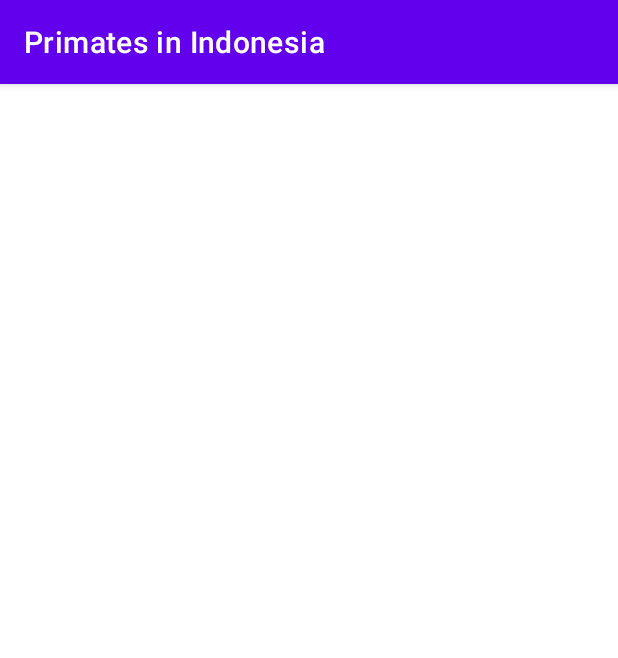
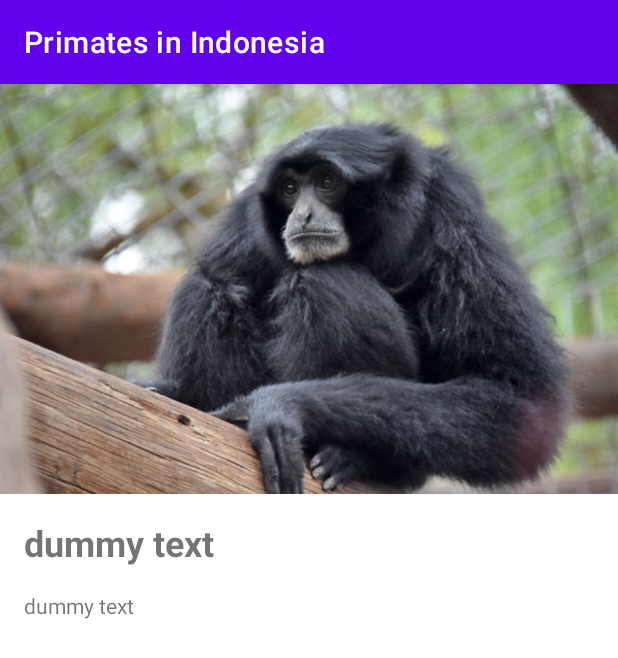
Before and after one commit to willyishmael/primates-in-indonesia, an Android app: the ItemDetailActivity screen opened directly, with no data from a screen before it, on a phone screen of 412 x 824 dp. Shown: the top 658 px of the screen. Run offline under Robolectric (Android 15) with nearby library versions, the phone set to English and light mode, and no system bars.

Commit message:
edit the item detail activity layout

```diff
--- a/app/src/main/res/layout/activity_item_detail.xml
+++ b/app/src/main/res/layout/activity_item_detail.xml
@@ -1,8 +1,37 @@
 <?xml version="1.0" encoding="utf-8"?>
-<androidx.constraintlayout.widget.ConstraintLayout xmlns:android="http://schemas.android.com/apk/res/android"
+<LinearLayout xmlns:android="http://schemas.android.com/apk/res/android"
     xmlns:tools="http://schemas.android.com/tools"
     android:layout_width="match_parent"
     android:layout_height="match_parent"
+    android:orientation="vertical"
+    android:weightSum="100"
     tools:context=".ItemDetailActivity">
 
-</androidx.constraintlayout.widget.ConstraintLayout>
+    <ImageView
+        android:id="@+id/img_primate_big"
+        android:layout_width="match_parent"
+        android:layout_height="0dp"
+        android:layout_weight="40"
+        android:scaleType="centerCrop"
+        android:contentDescription="@string/dummy_text"
+        android:src="@drawable/siamang"/>
+
+    <TextView
+        android:id="@+id/tv_primate_name"
+        android:layout_width="wrap_content"
+        android:layout_height="wrap_content"
+        android:layout_margin="16dp"
+        android:textSize="24sp"
+        android:textStyle="bold"
+        android:text="@string/dummy_text"/>
+
+    <TextView
+        android:id="@+id/tv_primate_description"
+        android:layout_width="match_parent"
+        android:layout_height="wrap_content"
+        android:layout_marginStart="16dp"
+        android:layout_marginEnd="16dp"
+        android:text="@string/dummy_text"/>
+
+
+</LinearLayout>
--- a/app/src/main/res/values/strings.xml
+++ b/app/src/main/res/values/strings.xml
@@ -2,4 +2,5 @@
     <string name="app_name">Primates in Indonesia</string>
     <string name="primates_name">Primates name</string>
     <string name="detail">Detail</string>
+    <string name="dummy_text">dummy text</string>
 </resources>
```
